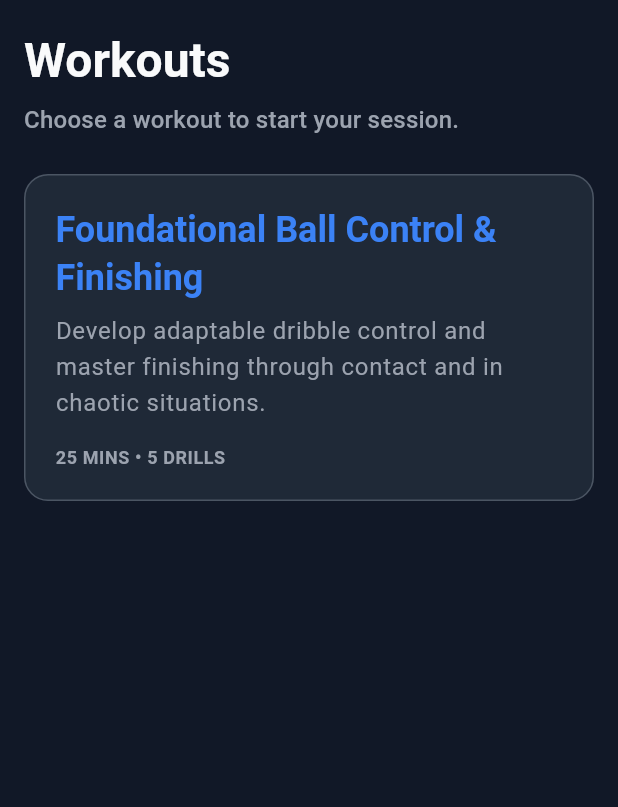
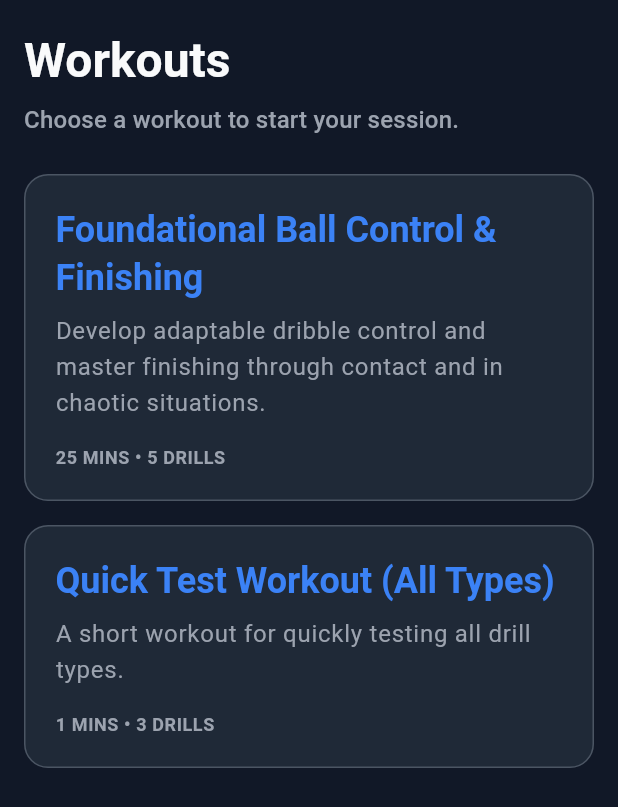
Before and after one commit to ben-danzig/flutter_bball_app, a Flutter app: the screen it shows after launch, on a phone screen of 412 x 824 dp. Shown: the top 807 px of the screen. Run offline on Flutter 3.47's test engine with Material 3 defaults, Android fonts, the phone set to English and light mode, and no system bars.

Commit message:
Add test_workokuts

```diff
--- /dev/null
+++ b/assets/test_workouts.json
@@ -0,0 +1,31 @@
+[
+  {
+    "id": "comprehensive_short_test",
+    "name": "Quick Test Workout (All Types)",
+    "objective": "A short workout for quickly testing all drill types.",
+    "estimatedDuration": 1,
+    "drills": [
+      {
+        "drillId": "short_timed_drill",
+        "name": "Test: Timed Drill",
+        "description": "A 3-second timed drill.",
+        "type": "TIMED",
+        "config": { "sets": 1, "duration": 3 }
+      },
+      {
+        "drillId": "short_rep_drill",
+        "name": "Test: Rep-Based Drill",
+        "description": "Log 1 set of 2 reps.",
+        "type": "REP_BASED",
+        "config": { "sets": 1, "targetMakes": 2 }
+      },
+      {
+        "drillId": "short_make_target_timed",
+        "name": "Test: Make Target Timed",
+        "description": "Get 2 makes as fast as possible.",
+        "type": "MAKE_TARGET_TIMED",
+        "config": { "targetMakes": 2 }
+      }
+    ]
+  }
+]
--- a/lib/screens/library/workout_library_screen.dart
+++ b/lib/screens/library/workout_library_screen.dart
@@ -11,13 +11,13 @@ class WorkoutLibraryScreen extends StatefulWidget {
 }
 
 class _WorkoutLibraryScreenState extends State<WorkoutLibraryScreen> {
-  late Future<WorkoutBlueprint> _workoutBlueprintFuture;
+  late Future<List<WorkoutBlueprint>> _workoutBlueprintsFuture;
   final WorkoutRepository _workoutRepository = WorkoutRepository();
 
   @override
   void initState() {
     super.initState();
-    _workoutBlueprintFuture = _workoutRepository.getWorkoutBlueprint();
+    _workoutBlueprintsFuture = _workoutRepository.getAllWorkoutBlueprints();
   }
 
   @override
@@ -48,8 +48,9 @@ class _WorkoutLibraryScreenState extends State<WorkoutLibraryScreen> {
                 ),
               ),
               const SizedBox(height: 24),
-              FutureBuilder<WorkoutBlueprint>(
-                future: _workoutBlueprintFuture,
+              Expanded(
+                child: FutureBuilder<List<WorkoutBlueprint>>(
+                  future: _workoutBlueprintsFuture,
                   builder: (context, snapshot) {
                     if (snapshot.connectionState == ConnectionState.waiting) {
                       return const Center(child: CircularProgressIndicator());
@@ -59,9 +60,15 @@ class _WorkoutLibraryScreenState extends State<WorkoutLibraryScreen> {
                           child: Text('Error: ${snapshot.error}',
                               style: const TextStyle(color: Colors.white)));
                     }
-                  if (snapshot.hasData) {
-                    final workout = snapshot.data!;
-                    return GestureDetector(
+                    if (snapshot.hasData && snapshot.data!.isNotEmpty) {
+                      final workouts = snapshot.data!;
+                      return ListView.builder(
+                        itemCount: workouts.length,
+                        itemBuilder: (context, index) {
+                          final workout = workouts[index];
+                          return Padding(
+                            padding: const EdgeInsets.only(bottom: 16.0),
+                            child: GestureDetector(
                               onTap: () {
                                 Navigator.push(
                                   context,
@@ -72,12 +79,16 @@ class _WorkoutLibraryScreenState extends State<WorkoutLibraryScreen> {
                                 );
                               },
                               child: _WorkoutCard(workout: workout),
+                            ),
+                          );
+                        },
                       );
                     }
                     return const Center(
-                      child: Text('No workout found.',
+                        child: Text('No workouts found.',
                             style: TextStyle(color: Colors.white)));
                   },
+                ),
               ),
             ],
           ),
```
Also changed, not shown: lib/repositories/workout_repository.dart (+28 -8 lines), 2 other files. Lines whose indentation alone changed are shown as unchanged.
